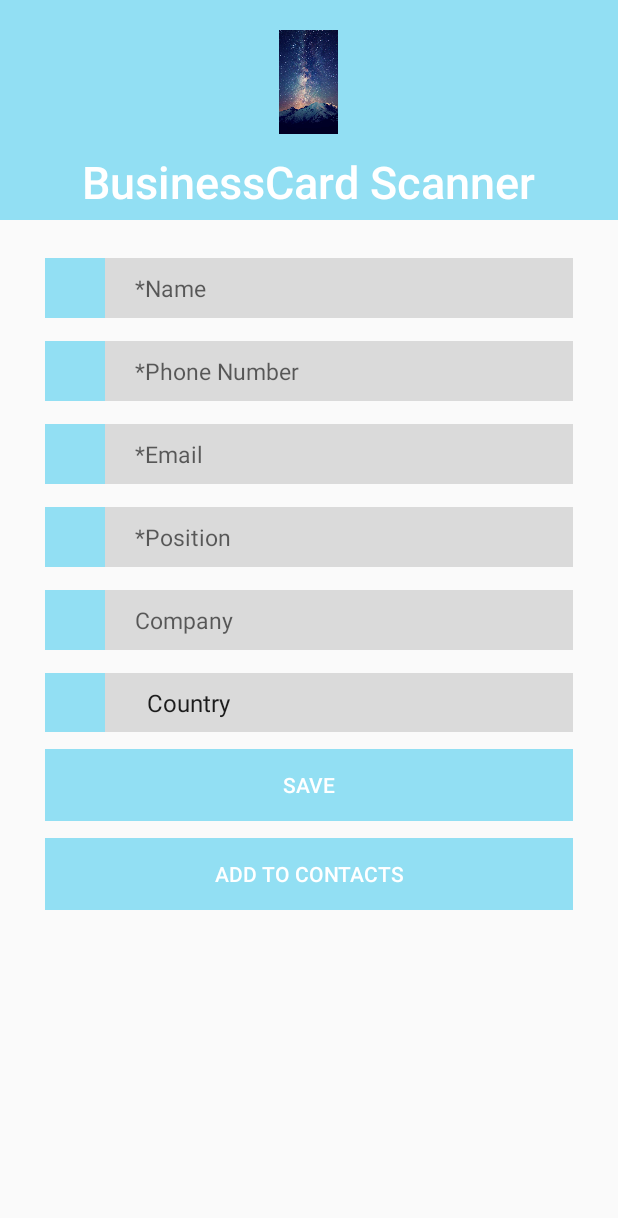
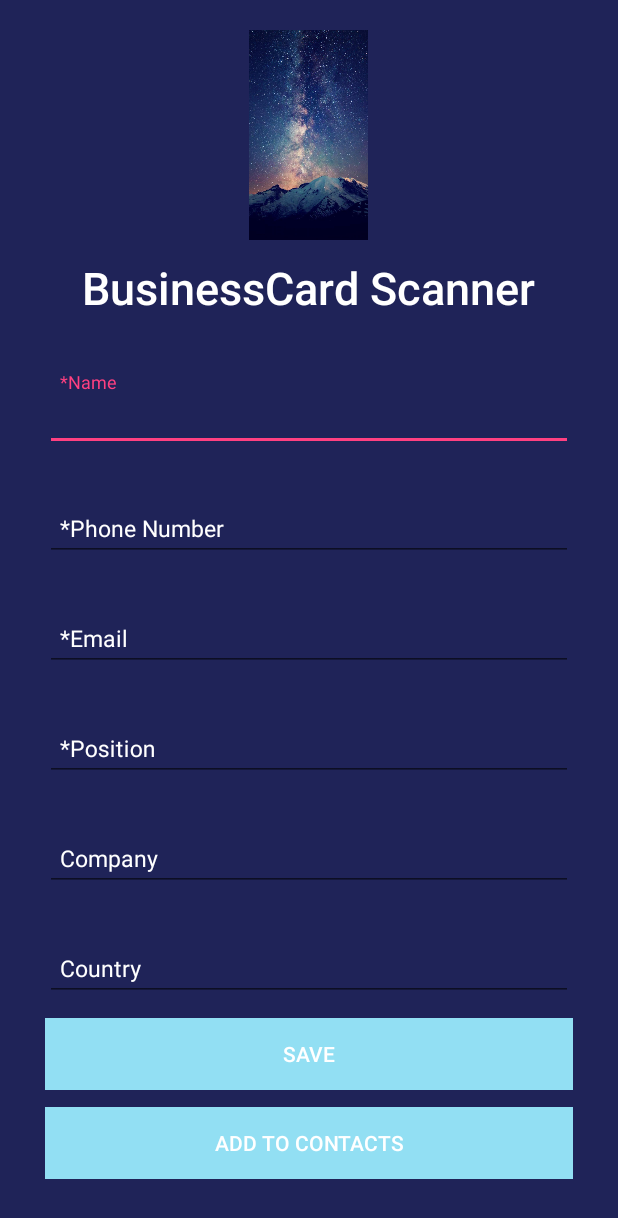
Before and after one commit to markjhollanbricia/BusinessCardScanner, an Android app: the layout activity_bscanner.xml on its own in the app's theme, with its tools: preview values and no code run, on a phone screen of 412 x 824 dp. Shown: the top 1218 px of the screen. Run offline under Robolectric (Android 15) with nearby library versions, the phone set to English and light mode, and no system bars.

```diff
--- a/app/build.gradle
+++ b/app/build.gradle
@@ -36,5 +36,4 @@ dependencies {
     implementation 'com.android.support:design:28.0.0'
     implementation 'com.android.support:cardview-v7:28.0.0'
 
-
 }
--- a/app/src/main/AndroidManifest.xml
+++ b/app/src/main/AndroidManifest.xml
@@ -12,7 +12,7 @@
         android:allowBackup="true"
         android:hardwareAccelerated="false"
         android:icon="@mipmap/ic_launcher"
-        android:label="@string/app_name"
+        android:label=""
         android:largeHeap="true"
         android:roundIcon="@mipmap/ic_launcher_round"
         android:supportsRtl="true"
@@ -28,7 +28,7 @@
                 android:resource="@xml/provider_paths" />
         </provider>
 
-        <activity android:name=".MainActivity">
+        <activity android:name=".MainActivity" android:theme="@style/Theme.AppCompat.DayNight.NoActionBar">
             <intent-filter>
                 <action android:name="android.intent.action.MAIN" />
 
--- a/app/src/main/java/com/example/lenovo/businesscardscanner/BScanner.java
+++ b/app/src/main/java/com/example/lenovo/businesscardscanner/BScanner.java
@@ -36,6 +36,7 @@ import android.util.SparseArray;
 import android.view.MotionEvent;
 import android.view.View;
 import android.view.ViewGroup;
+import android.view.Window;
 import android.view.inputmethod.EditorInfo;
 import android.widget.AdapterView;
 import android.widget.ArrayAdapter;
@@ -76,7 +77,7 @@ import java.util.List;
 import java.util.regex.Matcher;
 import java.util.regex.Pattern;
 
-public class BScanner extends AppCompatActivity implements View.OnClickListener, AdapterView.OnItemSelectedListener {
+public class BScanner extends Activity implements View.OnClickListener, AdapterView.OnItemSelectedListener {
     final String TAG = "Contacts";
     EditText n, pn, e, p , c;
     Button btnsave, view;
@@ -92,12 +93,14 @@ public class BScanner extends AppCompatActivity implements View.OnClickListener,
     final int REQUEST_CODE_GALLERY = 999;
     ListView listView;
     private AutoCompleteTextView autoTV;
+    AwesomeValidation av;
 
 
 
     @Override
     protected void onCreate(Bundle savedInstanceState) {
         super.onCreate(savedInstanceState);
+        requestWindowFeature(Window.FEATURE_NO_TITLE);
         setContentView(R.layout.activity_bscanner);
         myDB = new DBHandler(this);
         n = (EditText) findViewById(R.id.name);
@@ -125,7 +128,33 @@ public class BScanner extends AppCompatActivity implements View.OnClickListener,
         e.setSingleLine(false);
         e.setImeOptions(EditorInfo.IME_FLAG_NO_ENTER_ACTION);
 
+        av = new AwesomeValidation(ValidationStyle.BASIC);
 
+        updateUI();
+    }
+
+    private void updateUI(){
+        n = (EditText) findViewById(R.id.name);
+        pn = (EditText) findViewById(R.id.cpnum);
+        e = (EditText) findViewById(R.id.email);
+        btnsave = (Button) findViewById(R.id.save1);
+
+        av.addValidation(BScanner.this,R.id.name, "[a-zA-Z\\s]+", R.string.err_name);
+        av.addValidation(BScanner.this, R.id.cpnum, RegexTemplate.TELEPHONE, R.string.err_tel);
+        av.addValidation(BScanner.this, R.id.email, android.util.Patterns.EMAIL_ADDRESS, R.string.err_email);
+
+        btnsave.setOnClickListener(new View.OnClickListener() {
+            @Override
+            public void onClick(View view) {
+                if(av.validate()){
+                    Toast.makeText(BScanner.this,"Data Received Successfully", Toast.LENGTH_SHORT).show();
+                }
+                else{
+                    Toast.makeText(BScanner.this,"Error",Toast.LENGTH_SHORT).show();
+                }
+
+            }
+        });
 
     }
 
@@ -294,7 +323,7 @@ public class BScanner extends AppCompatActivity implements View.OnClickListener,
             "(?:^|\\s)(?:Corporation|Corp|Inc|Incorporated|Company|LTD|PLLC|P\\.C)\\.?$";
 
     private static final String NAME_PATTERN =
-            "^[a-zA-Z][.][15]$";
+            "[a-zA-Z\\s]+";
 
     private static final String Phone_PATTERN =
             "(?:^|\\D)(\\d{3})[)\\-. ]*?(\\d{3})[\\-. ]*?(\\d{4})(?:$|\\D)";
--- a/app/src/main/java/com/example/lenovo/businesscardscanner/Home.java
+++ b/app/src/main/java/com/example/lenovo/businesscardscanner/Home.java
@@ -29,11 +29,13 @@ import android.view.Menu;
 import android.view.MenuItem;
 import android.view.View;
 import android.view.ViewGroup;
+import android.view.Window;
 import android.widget.AdapterView;
 import android.widget.ArrayAdapter;
 import android.widget.EditText;
 import android.widget.ImageButton;
 import android.widget.ListView;
+import android.widget.SearchView;
 import android.widget.TextView;
 import android.widget.Toast;
 
@@ -59,7 +61,9 @@ public class Home extends AppCompatActivity implements TextWatcher {
     EditText search;
     ArrayList<Model> mList;
     RecordListAdapter mAdapter = null;
-   ListView listView;
+    ListView listView;
+    ArrayAdapter<String> adapter;
+    SearchView sv;
 
 
 
@@ -67,16 +71,20 @@ public class Home extends AppCompatActivity implements TextWatcher {
     protected void onCreate(Bundle savedInstanceState)
     {
         super.onCreate(savedInstanceState);
+        requestWindowFeature(Window.FEATURE_NO_TITLE);
         setContentView(R.layout.activity_home);
         camerPermission = new String[]{Manifest.permission.CAMERA, Manifest.permission.WRITE_EXTERNAL_STORAGE};
         storgePermission = new String[]{Manifest.permission.WRITE_EXTERNAL_STORAGE};
         cam = (ImageButton)findViewById(R.id.imageButton2);
-      listView = (ListView) findViewById(R.id.listView);
-        search = (EditText) findViewById(R.id.search);
+        listView = (ListView) findViewById(R.id.listView);
         search.addTextChangedListener(this);
         myDB = new DBHandler(this);
         mList = new ArrayList<>();
         mAdapter = new RecordListAdapter(this,R.layout.row,mList);
+        listView.setAdapter(adapter);
+
+
+
 registerForContextMenu(listView);
 
 
@@ -121,6 +129,9 @@ registerForContextMenu(listView);
     }
 //----------------
 
+    public boolean onQueryTextSubmit(String query){
+        return false;
+    }
 
     @Override
     public void onCreateContextMenu(ContextMenu menu, View v,ContextMenu.ContextMenuInfo menuInfo)
--- a/app/src/main/res/layout/activity_bscanner.xml
+++ b/app/src/main/res/layout/activity_bscanner.xml
@@ -4,7 +4,9 @@
     xmlns:tools="http://schemas.android.com/tools"
     android:layout_width="match_parent"
     android:layout_height="match_parent"
-    tools:context=".BScanner">
+    tools:context=".BScanner"
+    android:background="@color/bg" >
+
 
 
     <RelativeLayout
@@ -15,17 +17,17 @@
             android:id="@+id/linearLayout1"
             android:layout_width="match_parent"
             android:layout_height="wrap_content"
-            android:background="@color/colorPrimary"
+            android:background="@color/bg"
             android:gravity="center"
             android:orientation="vertical">
+
             <ImageView
                 android:id="@+id/iv1"
-                android:layout_width="198dp"
-                android:layout_height="89dp"
+                android:layout_width="295dp"
+                android:layout_height="160dp"
                 android:layout_marginTop="10dp"
                 android:padding="10dp"
-                android:src="@drawable/bck2"
-                />
+                android:src="@drawable/bck2" />
             <TextView
                 android:layout_marginTop="1dp"
                 android:layout_width="wrap_content"
@@ -61,29 +63,28 @@
             android:layout_marginTop="15dp"
             >
 
-            <ImageView
-                android:id="@+id/imgView_Icon"
-                android:layout_width="40dp"
-                android:layout_height="40dp"
-                android:background="@color/colorPrimary"
-                android:padding="8dp"
-                android:tint="@color/white"
 
-                />
+            <android.support.design.widget.TextInputLayout
+                android:layout_width="match_parent"
+                android:layout_height="match_parent"
+                android:layout_marginTop="5dp"
+                android:textColorHint="@color/white">
 
                 <EditText
                     android:id="@+id/name"
                     android:layout_width="match_parent"
-                android:layout_height="wrap_content"
+                    android:layout_height="match_parent"
                     android:layout_alignBottom="@+id/imgView_Icon"
                     android:layout_alignParentTop="true"
                     android:layout_toRightOf="@+id/imgView_Icon"
-                android:background="@color/editTextBG"
+                    android:ems="10"
                     android:hint="*Name"
                     android:inputType="textPersonName"
-                android:paddingLeft="20dp"
+                    android:paddingLeft="10dp"
+                    android:textColor="@color/white"
+                    android:textColorHint="@color/white"
                     android:textSize="15sp" />
-
+            </android.support.design.widget.TextInputLayout>
         </RelativeLayout>
 
         <RelativeLayout
@@ -96,29 +97,26 @@
             android:layout_marginTop="15dp"
             >
 
-            <ImageView
-                android:id="@+id/Icon2"
-                android:layout_width="40dp"
-                android:layout_height="40dp"
-                android:background="@color/colorPrimary"
-                android:padding="8dp"
-                android:tint="@color/white"
-
-                />
+            <android.support.design.widget.TextInputLayout
+                android:layout_width="match_parent"
+                android:layout_height="match_parent"
+                android:layout_marginTop="5dp"
+                android:textColorHint="@color/white">
 
                 <EditText
-
+                    android:textColorHint="@color/white"
                     android:id="@+id/cpnum"
                     android:layout_width="match_parent"
                     android:layout_height="wrap_content"
                     android:layout_alignBottom="@+id/Icon2"
                     android:layout_alignParentTop="true"
                     android:layout_toRightOf="@+id/Icon2"
-                android:background="@color/editTextBG"
+                    android:textColor="@color/white"
                     android:hint="*Phone Number"
                     android:inputType="none"
-                android:paddingLeft="20dp"
+                    android:paddingLeft="10dp"
                     android:textSize="15sp" />
+            </android.support.design.widget.TextInputLayout>
         </RelativeLayout>
 
         <RelativeLayout
@@ -131,32 +129,30 @@
             android:layout_marginTop="15dp"
             >
 
-            <ImageView
-                android:id="@+id/Icon1"
-                android:layout_width="40dp"
-                android:layout_height="40dp"
-                android:background="@color/colorPrimary"
-                android:padding="8dp"
-                android:tint="@color/white"
 
-                />
+            <android.support.design.widget.TextInputLayout
+                android:layout_width="match_parent"
+                android:layout_height="match_parent"
+                android:layout_marginTop="5dp"
+                android:textColorHint="@color/white">
 
                 <EditText
-
+                    android:textColorHint="@color/white"
                     android:id="@+id/email"
                     android:layout_width="match_parent"
                     android:layout_height="wrap_content"
                     android:layout_alignParentTop="true"
                     android:layout_alignBottom="@+id/Icon1"
                     android:layout_toRightOf="@+id/Icon1"
-                android:background="@color/editTextBG"
+                    android:textColor="@color/white"
                     android:hint="*Email"
                     android:inputType="textCapSentences|textMultiLine|textEmailAddress"
-                android:paddingLeft="20dp"
+                    android:paddingLeft="10dp"
                     android:textSize="15sp"
                     android:maxLength="2000"
                     android:maxLines="4"
                     />
+            </android.support.design.widget.TextInputLayout>
         </RelativeLayout>
 
         <RelativeLayout
@@ -169,28 +165,25 @@
             android:layout_marginTop="15dp"
             >
 
-            <ImageView
-                android:id="@+id/Icon3"
-                android:layout_width="40dp"
-                android:layout_height="40dp"
-                android:background="@color/colorPrimary"
-                android:padding="8dp"
-                android:tint="@color/white"
 
-                />
-
+            <android.support.design.widget.TextInputLayout
+                android:layout_width="match_parent"
+                android:layout_height="match_parent"
+                android:layout_marginTop="5dp"
+                android:textColorHint="@color/white">
                 <EditText
                     android:id="@+id/position"
                     android:layout_width="match_parent"
                     android:layout_height="wrap_content"
-                android:layout_alignBottom="@+id/Icon3"
+                    android:textColorHint="@color/white"
                     android:layout_alignParentTop="true"
-                android:layout_toRightOf="@+id/Icon3"
-                android:background="@color/editTextBG"
+                    android:textColor="@color/white"
+                    android:ems="10"
                     android:hint="*Position"
-                android:paddingLeft="20dp"
+                    android:paddingLeft="10dp"
                     android:inputType="text"
                     android:textSize="15sp" />
+            </android.support.design.widget.TextInputLayout>
         </RelativeLayout>
 
 
@@ -204,27 +197,24 @@
             android:layout_marginTop="15dp"
             >
 
-            <ImageView
-                android:id="@+id/Icon5"
-                android:layout_width="40dp"
-                android:layout_height="39dp"
-                android:background="@color/colorPrimary"
-                android:padding="8dp"
+            <android.support.design.widget.TextInputLayout
+                android:layout_width="match_parent"
+                android:layout_height="match_parent"
+                android:layout_marginTop="5dp"
+                android:textColorHint="@color/white">
 
-                android:tint="@color/white" />
-
-            <Spinner
-                android:id="@+id/country"
+                <AutoCompleteTextView
                     android:layout_width="match_parent"
                     android:layout_height="wrap_content"
-                android:layout_alignBottom="@+id/Icon5"
-                android:layout_alignParentTop="true"
-                android:layout_toRightOf="@+id/Icon5"
-                android:background="@color/editTextBG"
-                android:entries="@array/country_arrays"
-                android:paddingLeft="20dp"
-                android:textSize="15sp" />
-
+                    android:hint="Country"
+                    android:textColorHint="@color/white"
+                    android:id="@+id/autoTextView"
+                    android:paddingLeft="10dp"
+                    android:textSize="15sp"
+                    android:textColor="@color/white"
+                    android:ems="10"
+                    />
+            </android.support.design.widget.TextInputLayout>
         </RelativeLayout>
         <RelativeLayout
             android:id="@+id/relative7"
@@ -236,27 +226,24 @@
             android:layout_marginTop="15dp"
             >
 
-            <ImageView
-                android:id="@+id/Icon4"
-                android:layout_width="40dp"
-                android:layout_height="40dp"
-                android:background="@color/colorPrimary"
-                android:padding="8dp"
-                android:tint="@color/white"
 
-                />
-
+            <android.support.design.widget.TextInputLayout
+                android:layout_width="match_parent"
+                android:layout_height="match_parent"
+                android:layout_marginTop="5dp"
+                android:textColorHint="@color/white">
                 <EditText
                     android:id="@+id/company"
+                    android:textColor="@color/white"
                     android:layout_width="match_parent"
                     android:layout_height="wrap_content"
-                android:layout_alignBottom="@+id/Icon4"
                     android:layout_alignParentTop="true"
-                android:layout_toRightOf="@+id/Icon4"
-                android:background="@color/editTextBG"
                     android:hint="Company"
-                android:paddingLeft="20dp"
+                    android:ems="10"
+                    android:textColorHint="@color/white"
+                    android:paddingLeft="10dp"
                     android:textSize="15sp" />
+            </android.support.design.widget.TextInputLayout>
         </RelativeLayout>
 
 
--- a/app/src/main/res/layout/activity_home.xml
+++ b/app/src/main/res/layout/activity_home.xml
@@ -21,7 +21,6 @@
         <android.support.constraint.ConstraintLayout
             android:layout_width="match_parent"
             android:layout_height="502dp">
-
 
             <EditText
                 android:id="@+id/search"
--- a/app/src/main/res/values/strings.xml
+++ b/app/src/main/res/values/strings.xml
@@ -50,4 +50,9 @@
     <string name="title_activity_tabpage">tabpage</string>
     <string name="action_settings">Settings</string>
     <string name="section_format">Hello World from section: %1$d</string>
+
+
+    <string name="err_name">Please input a valid name</string>
+    <string name="err_tel">Please input a valid number</string>
+    <string name="err_email">Please input a valid email</string>
 </resources>
```
Lines whose indentation alone changed are shown as unchanged.
